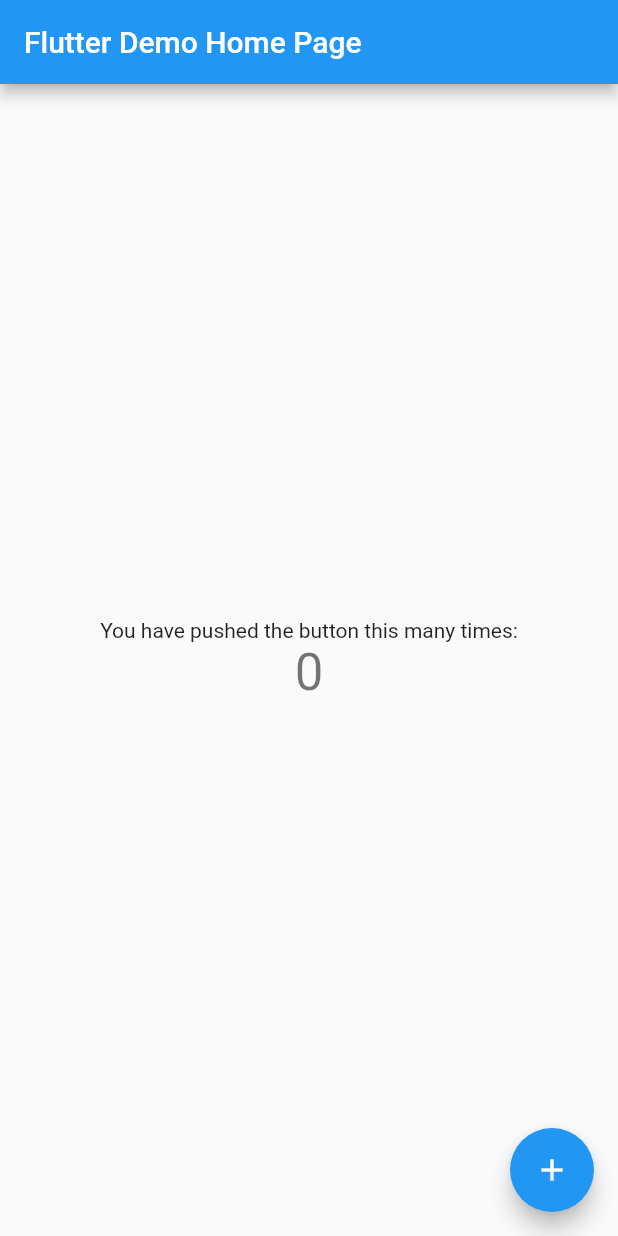
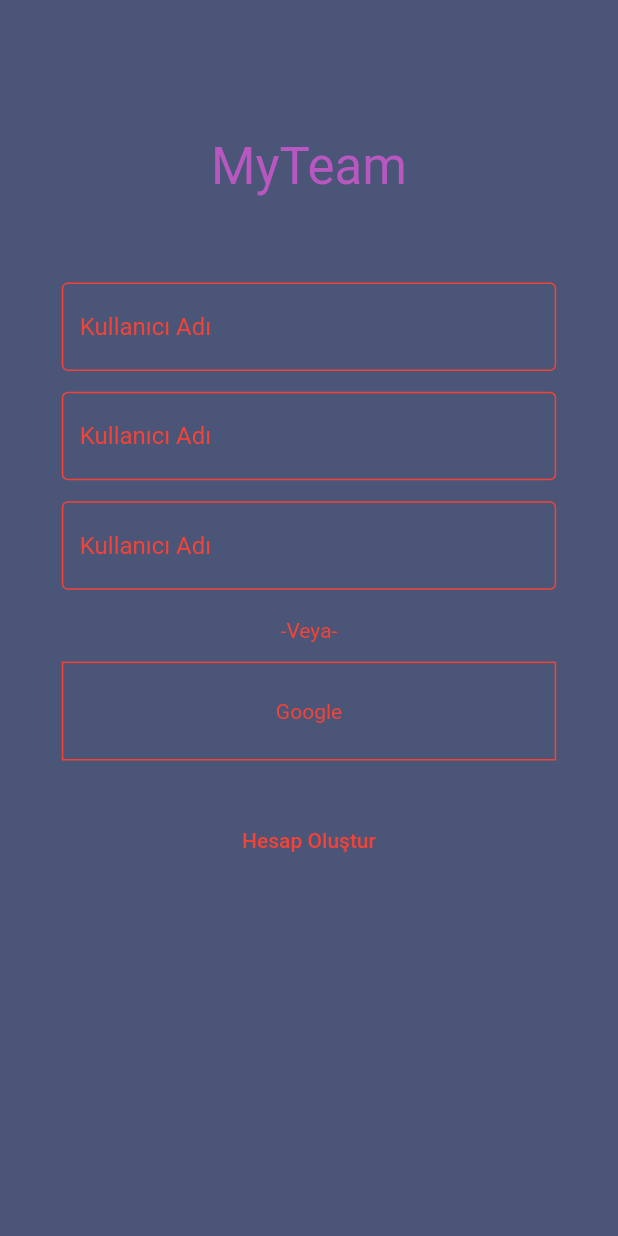
Before and after one commit to yazilimmuhendisligibilecik/MyTeam, a Flutter app: the screen it shows after launch, on a phone screen of 412 x 824 dp. Run offline on Flutter 3.47's test engine with Material 2 defaults, Android fonts, the phone set to English and light mode, and no system bars; Roboto replaces fonts that are missing (Sansita).

Commit message:
UI ekranı eklendi

```diff
--- a/lib/main.dart
+++ b/lib/main.dart
@@ -1,113 +1,33 @@
 import 'package:flutter/material.dart';
+import 'package:myteam/signinpage.dart';
 
 void main() {
   runApp(MyApp());
 }
 
 class MyApp extends StatelessWidget {
-
   @override
   Widget build(BuildContext context) {
     return MaterialApp(
       title: 'Flutter Demo',
       theme: ThemeData(
-
-
-
-
-
-
-
-
-
         primarySwatch: Colors.blue,
       ),
-      home: MyHomePage(title: 'Flutter Demo Home Page'),
+      home: MyHomePage(),
     );
   }
 }
 
 class MyHomePage extends StatefulWidget {
-  MyHomePage({Key key, this.title}) : super(key: key);
-
-
-
-
-
-
-
-
-
-
-  final String title;
-
   @override
   _MyHomePageState createState() => _MyHomePageState();
 }
 
 class _MyHomePageState extends State<MyHomePage> {
-  int _counter = 0;
-
-  void _incrementCounter() {
-    setState(() {
-
-
-
-
-
-      _counter++;
-    });
-  }
-
   @override
   Widget build(BuildContext context) {
-
-
-
-
-
-
     return Scaffold(
-      appBar: AppBar(
-
-
-        title: Text(widget.title),
-      ),
-      body: Center(
-
-
-        child: Column(
-
-
-
-
-
-
-
-
-
-
-
-
-
-
-          mainAxisAlignment: MainAxisAlignment.center,
-          children: <Widget>[
-            Text(
-              'You have pushed the button this many times:',
-            ),
-            Text(
-              '$_counter',
-              style: Theme.of(context).textTheme.headline4,
-            ),
-          ],
-        ),
-      ),
-      floatingActionButton: FloatingActionButton(
-        onPressed: _incrementCounter,
-        tooltip: 'Increment',
-        child: Icon(Icons.add),
-      ),
+      body:SignInPage(),
     );
   }
 }
--- /dev/null
+++ b/lib/signinpage.dart
@@ -0,0 +1,111 @@
+import "package:flutter/material.dart";
+
+class SignInPage extends StatefulWidget {
+  SignInPage({Key key}) : super(key: key);
+
+  @override
+  _SignInPageState createState() => _SignInPageState();
+}
+
+class _SignInPageState extends State<SignInPage> {
+  @override
+  Widget build(BuildContext context) {
+    double width = MediaQuery.of(context).size.width;
+    double height = MediaQuery.of(context).size.height;
+    return Scaffold(
+      backgroundColor: Color(0xFF4A5577),
+      body: SingleChildScrollView(
+        child: Container(
+          width: width,
+          height: height,
+          child: Column(
+            crossAxisAlignment: CrossAxisAlignment.center,
+            children: [
+              SizedBox(
+                height: height * 11 / 100,
+              ),
+              Text(
+                "MyTeam",
+                style: TextStyle(
+                    fontFamily: "Sansita",
+                    fontSize: 34,
+                    color: Color(0xFFB957C1)),
+              ),
+              SizedBox(
+                height: height * 7 / 100,
+              ),
+              Container(
+                width: width * 80 / 100,
+                height: height * 8 / 100,
+                child: TextField(
+                  decoration: InputDecoration(
+                    hintText: "Kullanıcı Adı",
+                    hintStyle: TextStyle(color: Colors.red),
+                    enabledBorder: OutlineInputBorder(
+                      borderSide: BorderSide(color: Colors.red, width: 1.0),
+                    ),
+                  ),
+                ),
+              ),
+              SizedBox(height: 7),
+              Container(
+                width: width * 80 / 100,
+                height: height * 8 / 100,
+                child: TextField(
+                  decoration: InputDecoration(
+                    hintText: "Kullanıcı Adı",
+                    hintStyle: TextStyle(color: Colors.red),
+                    enabledBorder: OutlineInputBorder(
+                      borderSide: BorderSide(color: Colors.red, width: 1.0),
+                    ),
+                  ),
+                ),
+              ),
+              SizedBox(height: 7),
+              Container(
+                width: width * 80 / 100,
+                height: height * 8 / 100,
+                child: TextField(
+                  decoration: InputDecoration(
+                    hintText: "Kullanıcı Adı",
+                    hintStyle: TextStyle(color: Colors.red),
+                    enabledBorder: OutlineInputBorder(
+                      borderSide: BorderSide(color: Colors.red, width: 1.0),
+                    ),
+                  ),
+                ),
+              ),
+              SizedBox(
+                height: 12,
+              ),
+              Text("-Veya-", style: TextStyle(color: Colors.red)),
+              SizedBox(
+                height: 13,
+              ),
+              GestureDetector(
+                child: Container(
+                  decoration: BoxDecoration(
+                      border: Border.all(width: 1, color: Colors.red)),
+                  width: width * 80 / 100,
+                  height: height * 8 / 100,
+                  child: Center(
+                      child: Text(
+                    "Google",
+                    style: TextStyle(color: Colors.red),
+                  )),
+                ),
+              ),
+              SizedBox(
+                height: 29,
+              ),
+              TextButton(
+                  onPressed: () => null,
+                  child: Text("Hesap Oluştur",
+                      style: TextStyle(color: Colors.red))),
+            ],
+          ),
+        ),
+      ),
+    );
+  }
+}
```
Also changed, not shown: pubspec.yaml (+5 -5 lines), lib/assets/fonts/SansitaSwashed-Regular.ttf (added).
